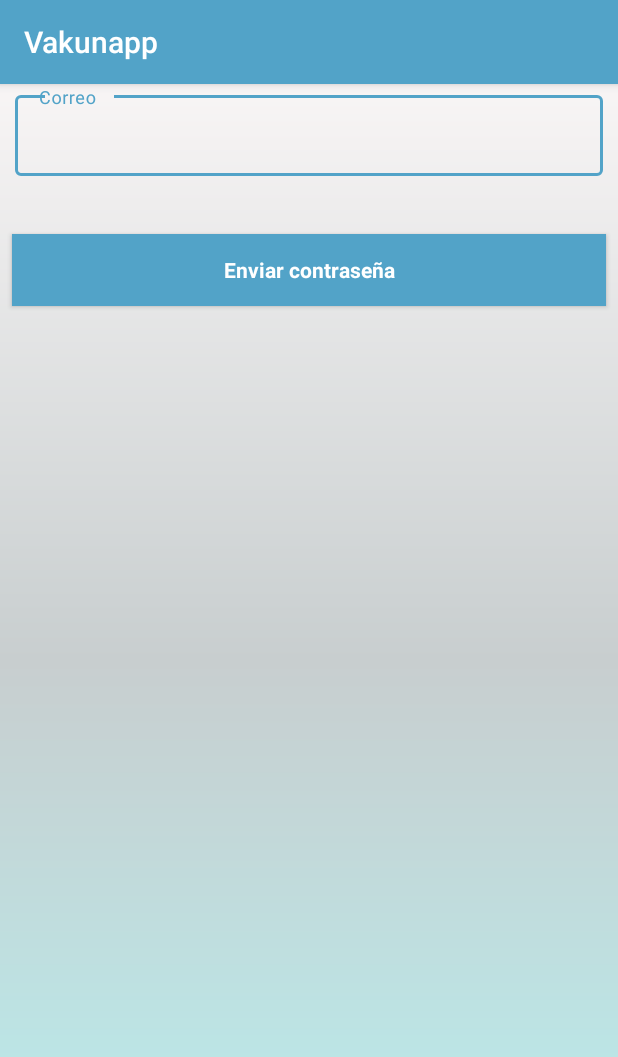
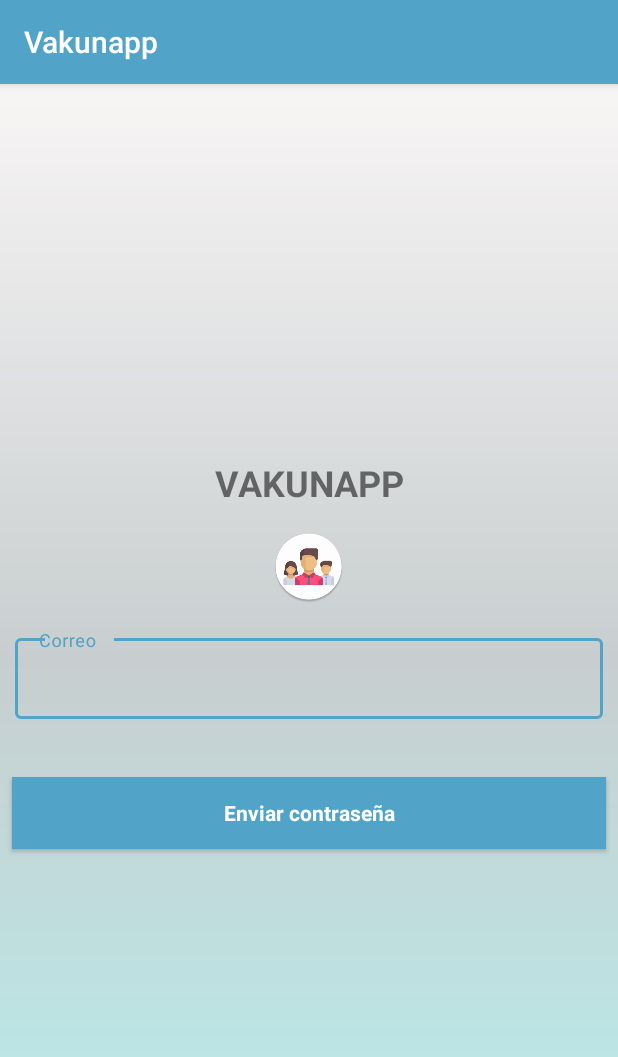
Before and after one commit to JhonStalingUnad/GestionDeVacunas, an Android app: the RecordarActivity screen opened directly, with no data from a screen before it, on a phone screen of 412 x 824 dp. Shown: the top 1057 px of the screen. Run offline under Robolectric (Android 15) with nearby library versions, the phone set to English and light mode, and no system bars; our stand-ins replace Firebase (no records; nobody signed in at launch, a user with empty details on screens opened directly); libraries missing offline, so code that uses them is left out: com.gestion_de_vacunas.

Commit message:
Ajuste Activity recordar

```diff
--- a/app/src/main/res/layout/activity_form_recordar.xml
+++ b/app/src/main/res/layout/activity_form_recordar.xml
@@ -1,10 +1,39 @@
 <?xml version="1.0" encoding="utf-8"?>
-<LinearLayout xmlns:android="http://schemas.android.com/apk/res/android"
+<androidx.constraintlayout.widget.ConstraintLayout xmlns:android="http://schemas.android.com/apk/res/android"
+    xmlns:app="http://schemas.android.com/apk/res-auto"
     android:layout_width="match_parent"
     android:layout_height="match_parent"
-    xmlns:app="http://schemas.android.com/apk/res-auto"
-    android:orientation="vertical"
-    android:background="@drawable/color_aplicacion">
+    android:fillViewport="true">
+
+    <LinearLayout
+        android:layout_width="match_parent"
+        android:layout_height="match_parent"
+        android:background="@drawable/color_aplicacion"
+        android:gravity="center"
+        android:orientation="vertical"
+        app:layout_constraintBottom_toBottomOf="parent"
+        app:layout_constraintEnd_toEndOf="parent"
+        app:layout_constraintStart_toStartOf="parent"
+        app:layout_constraintTop_toTopOf="parent">
+
+
+    <androidx.appcompat.widget.AppCompatTextView
+        android:id="@+id/tvTituloAplicacion"
+        android:layout_width="match_parent"
+        android:layout_height="wrap_content"
+        android:paddingBottom="@dimen/margen_default"
+        android:text="@string/app_text"
+        android:textAlignment="center"
+        android:textStyle="bold"
+        android:textSize="@dimen/texto_mediano"/>
+
+        <androidx.appcompat.widget.AppCompatImageView
+            android:id="@+id/imagenAutenticacion"
+            android:layout_width="match_parent"
+            android:layout_height="wrap_content"
+            android:paddingBottom="@dimen/margen_default"
+            app:srcCompat="@mipmap/ic_usuarios" />
+
 
     <com.google.android.material.textfield.TextInputLayout
         style="@style/viewCustomParent"
@@ -26,4 +55,7 @@
         android:textColor="@android:color/white"
         android:textStyle="bold"
         android:onClick="reset" />
-</LinearLayout>
+
+
+    </LinearLayout>
+</androidx.constraintlayout.widget.ConstraintLayout>
```
